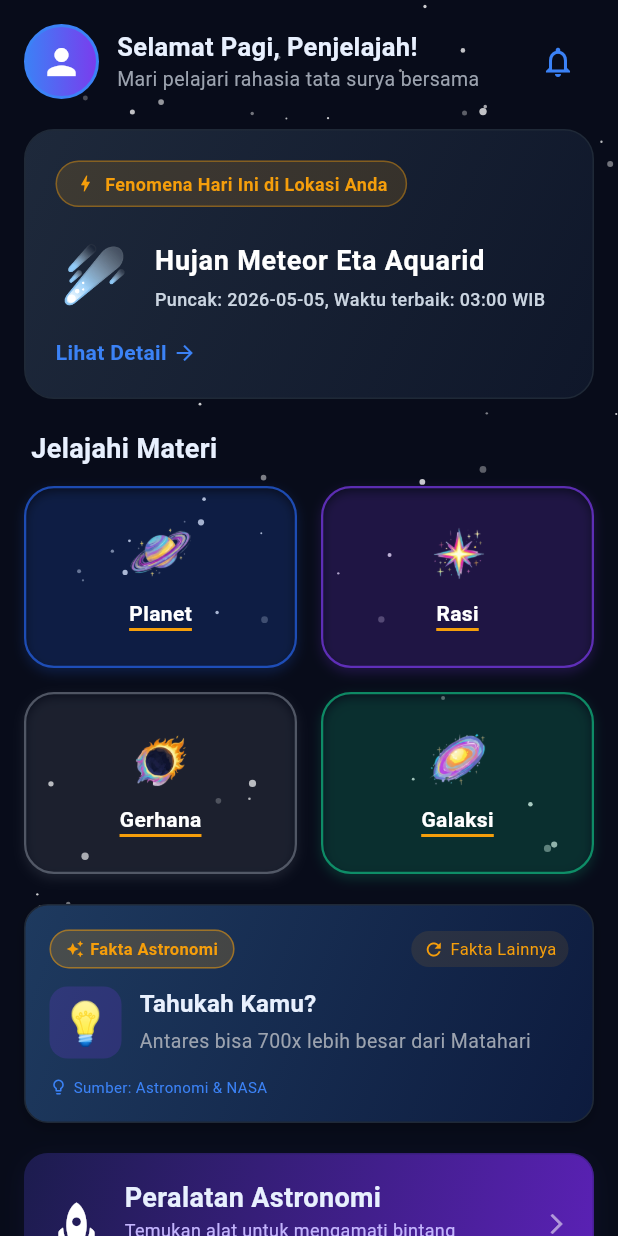
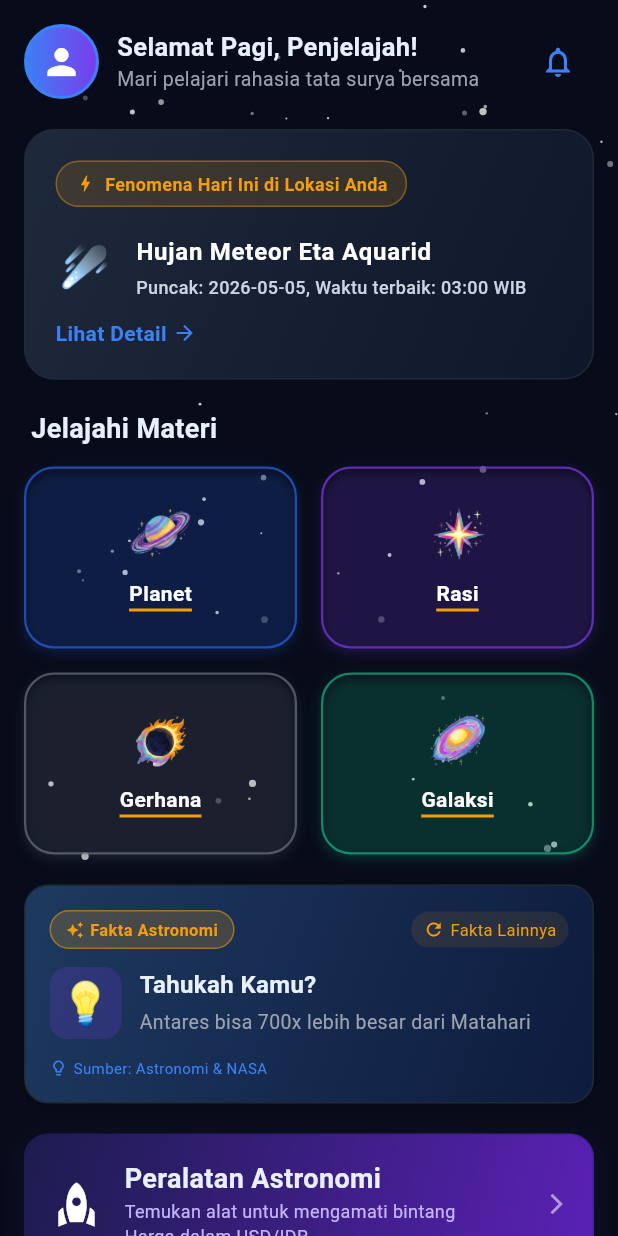
Before and after one commit to mandltf/astroEdu, a Flutter app: the HomeScreen screen opened directly, on a phone screen of 412 x 824 dp. Run offline on Flutter 3.47's test engine with Material 3 defaults, Android fonts, the light colour scheme and no system bars; our stand-ins replace flutter_local_notifications, geolocator, google_generative_ai, image_picker, local_auth, sensors_plus and 3 more; missing offline and left inert: encrypt; accounts and stored records are empty.

Commit message:
ukuran font, hilangkan deskripsi singkat

```diff
--- a/lib/views/screens/home/home_screen.dart
+++ b/lib/views/screens/home/home_screen.dart
@@ -435,7 +435,7 @@ Widget _buildTimeRow(String zona, String waktu) {
               crossAxisAlignment: CrossAxisAlignment.center,
               children: [
                 // Ikon Berubah
-                Text(emoji, style: const TextStyle(fontSize: 40)),
+                Text(emoji, style: const TextStyle(fontSize: 30)),
                 const SizedBox(width: 16),
                 Expanded(
                   child: Column(
@@ -445,7 +445,7 @@ Widget _buildTimeRow(String zona, String waktu) {
                         fenomena.nama,
                         style: const TextStyle(
                           color: Colors.white,
-                          fontSize: 18,
+                          fontSize: 16,
                           fontWeight: FontWeight.bold,
                           letterSpacing: 0.5
                         ),
```
